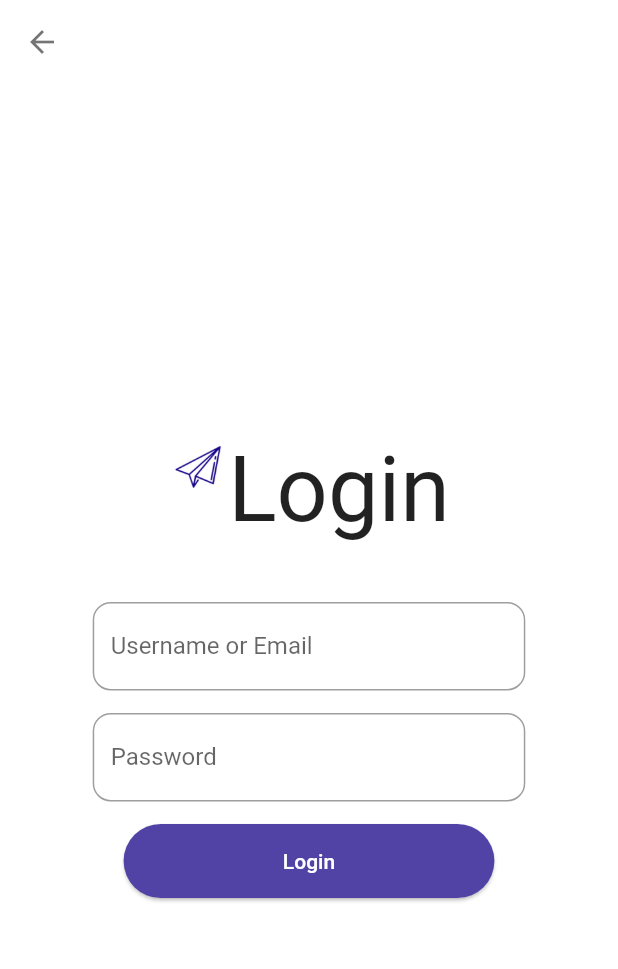
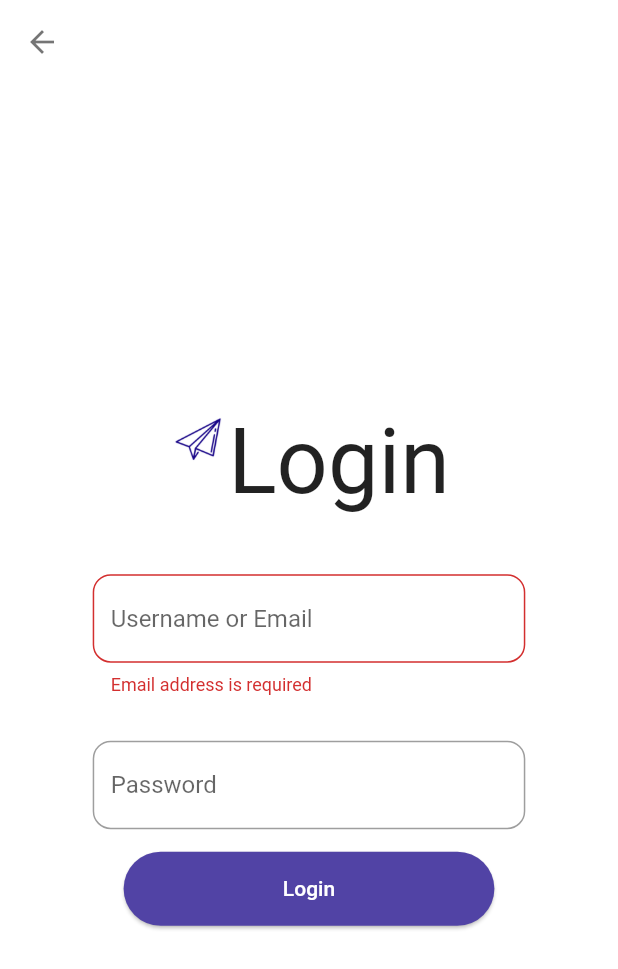
Before and after one commit to geekymeeky/chitchat, a Flutter app: the LoginScreen screen opened by its route, after a tap on "Login", on a phone screen of 412 x 824 dp. Shown: the top 969 px of the screen. Run offline on Flutter 3.47's test engine with Material 2 defaults, Android fonts, the phone set to English and light mode, and no system bars; our stand-ins replace animated_text_kit, firebase_auth, firebase_core; accounts and stored records are empty.

Commit message:
validate email in login page

```diff
--- a/lib/screens/login_screen.dart
+++ b/lib/screens/login_screen.dart
@@ -55,7 +55,8 @@ class _LoginScreenState extends State<LoginScreen> {
                 ),
                 Container(
                   child: TextFormField(
-                    validator: (input) => input.isValidEmail() ? null : "Check your email",
+                    validator: validateEmail,
+                    //validator: (input) => input.isValidEmail() ? null : "Enter a valid e-mail ID",
                     autofocus: false,
                     decoration: kTextFieldDecor,
                     maxLines: 1,
@@ -65,9 +66,11 @@ class _LoginScreenState extends State<LoginScreen> {
                   ),
                   width: queryData.size.width * 0.7,
                 ),
-                SizedBox(
-                  height: 15.0,
-                ),
+                //SizedBox(
+                  //height: 15.0,
+                //),
+                Padding(padding: const EdgeInsets.all(15)),
+
                 Container(
                   child: TextFormField(
                     autofocus: false,
@@ -85,6 +88,7 @@ class _LoginScreenState extends State<LoginScreen> {
                 ),
                 TextButton(
                   onPressed: () async {
+    if(_key.currentState.validate()) {
         try {
           final currentuser = await _auth.signInWithEmailAndPassword(
               email: email, password: password);
@@ -94,6 +98,7 @@ class _LoginScreenState extends State<LoginScreen> {
           }
         } catch (e) {
           print(e);
+        }
     }
                   },
                   style: TextButton.styleFrom(
@@ -117,10 +122,20 @@ class _LoginScreenState extends State<LoginScreen> {
     );
   }
 }
-extension EmailValidator on String {
-  bool isValidEmail() {
-    return RegExp(
-        r'^(([^<>()[\]\\.,;:\s@\"]+(\.[^<>()[\]\\.,;:\s@\"]+)*)|(\".+\"))@((\[[0-9]{1,3}\.[0-9]{1,3}\.[0-9]{1,3}\.[0-9]{1,3}\])|(([a-zA-Z\-0-9]+\.)+[a-zA-Z]{2,}))$')
-        .hasMatch(this);
+//extension EmailValidator on String {
+  //bool isValidEmail() {
+    //return RegExp(
+        //r'^(([^<>()[\]\\.,;:\s@\"]+(\.[^<>()[\]\\.,;:\s@\"]+)*)|(\".+\"))@((\[[0-9]{1,3}\.[0-9]{1,3}\.[0-9]{1,3}\.[0-9]{1,3}\])|(([a-zA-Z\-0-9]+\.)+[a-zA-Z]{2,}))$')
+        //.hasMatch(this);
+  //}
+//}
+String validateEmail(String formEmail) {
+  if (formEmail == null || formEmail.isEmpty)
+    return 'Email address is required';
+
+  String pattern= r'\w+@\w+\.\w+';
+  RegExp regex = RegExp(pattern);
+  if(!regex.hasMatch(formEmail)) return 'Enter a valid E-mail';
+
+  return null;
 }
-}
```
Also changed, not shown: lib/screens/registration_screen.dart (+4 -3 lines). Lines whose indentation alone changed are shown as unchanged.
